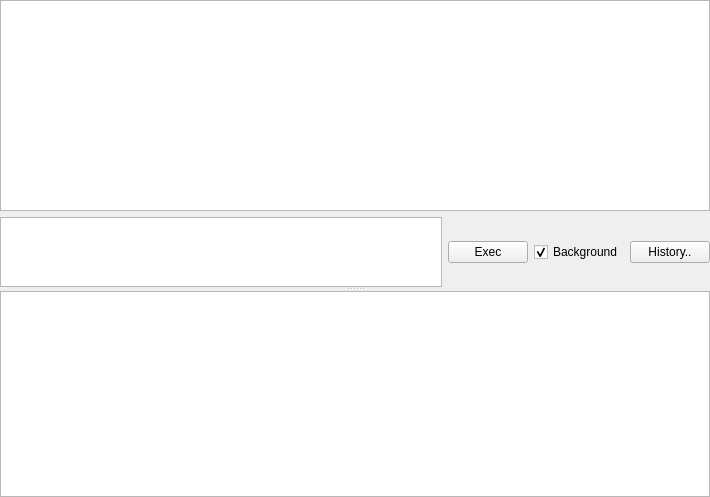
This is lib/modules/Console/template.ui in acq4/acq4 as Qt 5 draws it before an edit. The edited form follows.
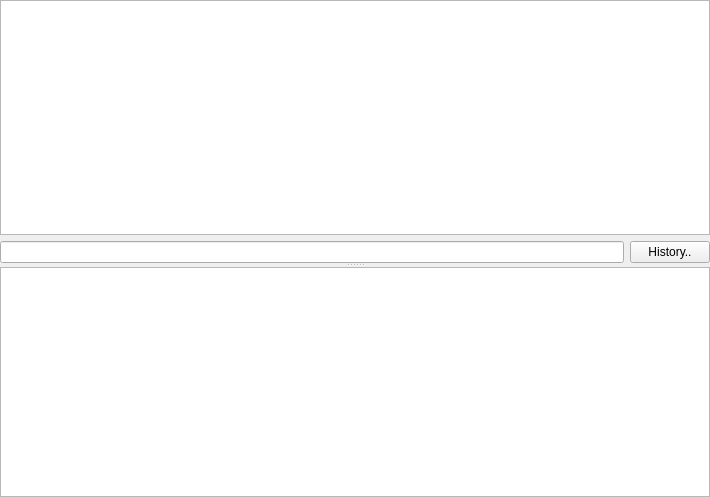
This is the edited form. Custom widgets are drawn as their Qt base class.

Commit message: Console update: supports multi-line commands

```diff
--- a/lib/modules/Console/template.ui
+++ b/lib/modules/Console/template.ui
@@ -25,7 +25,7 @@
      <property name="orientation">
       <enum>Qt::Vertical</enum>
      </property>
-     <widget class="QWidget" name="">
+     <widget class="QWidget" name="layoutWidget">
       <layout class="QVBoxLayout" name="verticalLayout">
        <item>
         <widget class="QPlainTextEdit" name="output">
@@ -42,36 +42,7 @@
        <item>
         <layout class="QHBoxLayout" name="horizontalLayout">
          <item>
-          <widget class="CmdInput" name="input">
-           <property name="sizePolicy">
-            <sizepolicy hsizetype="Expanding" vsizetype="Preferred">
-             <horstretch>0</horstretch>
-             <verstretch>0</verstretch>
-            </sizepolicy>
-           </property>
-           <property name="font">
-            <font>
-             <family>Monospace</family>
-            </font>
-           </property>
-          </widget>
-         </item>
-         <item>
-          <widget class="QPushButton" name="execBtn">
-           <property name="text">
-            <string>Exec</string>
-           </property>
-          </widget>
-         </item>
-         <item>
-          <widget class="QCheckBox" name="bgCheck">
-           <property name="text">
-            <string>Background</string>
-           </property>
-           <property name="checked">
-            <bool>true</bool>
-           </property>
-          </widget>
+          <widget class="CmdInput" name="input"/>
          </item>
          <item>
           <widget class="QPushButton" name="historyBtn">
@@ -101,7 +72,7 @@
  <customwidgets>
   <customwidget>
    <class>CmdInput</class>
-   <extends>QPlainTextEdit</extends>
+   <extends>QLineEdit</extends>
    <header>CmdInput</header>
   </customwidget>
  </customwidgets>
```
The commit also changes 3 other files.
